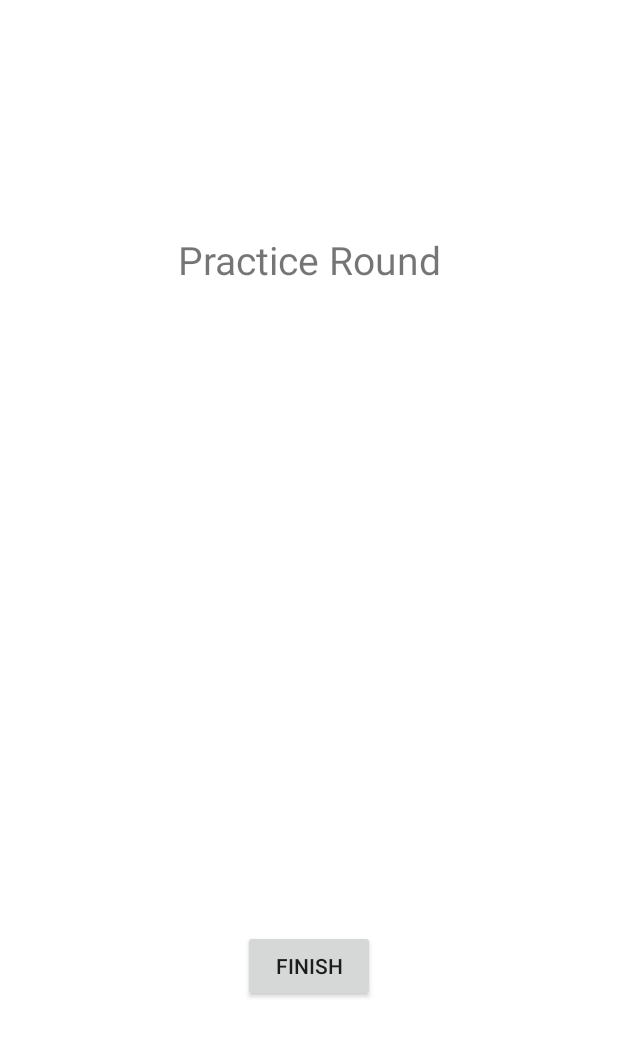
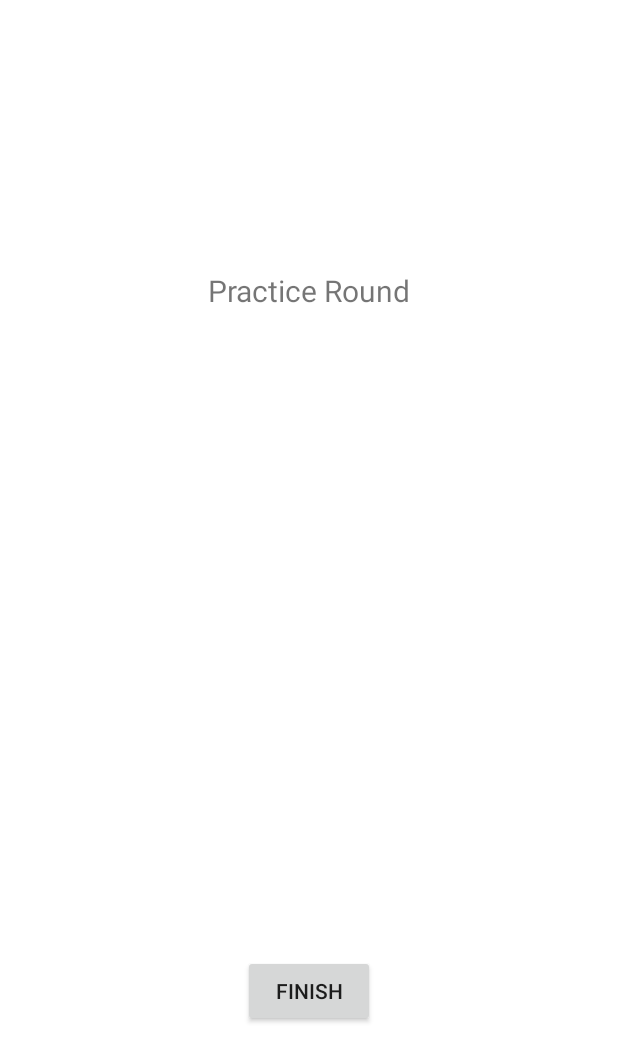
Before and after one commit to cmsc436/SpiralTest, an Android app: the SpiralTestFragment screen opened directly, with no data from a screen before it, on a phone screen of 412 x 824 dp. Shown: the top 1062 px of the screen. Run offline under Robolectric (Android 15) with nearby library versions, the phone set to English and light mode, and no system bars; libraries missing offline, so code that uses them is left out: edu.umd.cmsc436; 5 statements that could not run were skipped.

Commit message:
why did i get rid of instructions textview?

```diff
--- a/app/src/main/res/layout/fragment_spiral_test.xml
+++ b/app/src/main/res/layout/fragment_spiral_test.xml
@@ -14,11 +14,17 @@
     android:weightSum="1">
 
     <TextView
+        android:layout_width="wrap_content"
+        android:layout_height="wrap_content"
+        android:id="@+id/instructions"
+        android:textSize="30dp" />
+
+    <TextView
         android:id="@+id/roundText"
         android:layout_width="match_parent"
         android:layout_height="wrap_content"
         android:gravity="center"
-        android:textSize="26dp" />
+        android:textSize="20dp" />
 
     <TextView
         android:layout_width="match_parent"
@@ -35,8 +41,8 @@
             android:id="@+id/spiral"
             android:layout_width="wrap_content"
             android:layout_height="wrap_content"
-        android:tint="@color/colorAccent436"
-        />
+            android:tint="@color/colorAccent436"
+            />
 
         <cmsc436.umd.edu.spiraltest.DrawingView
             android:id="@+id/drawView"
```
